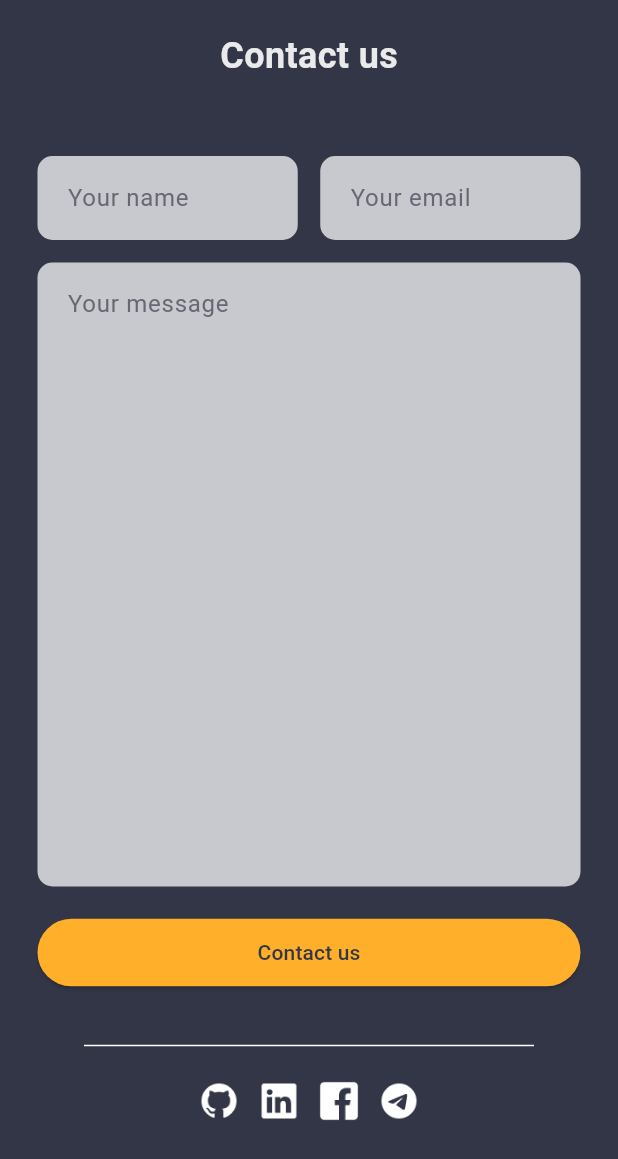
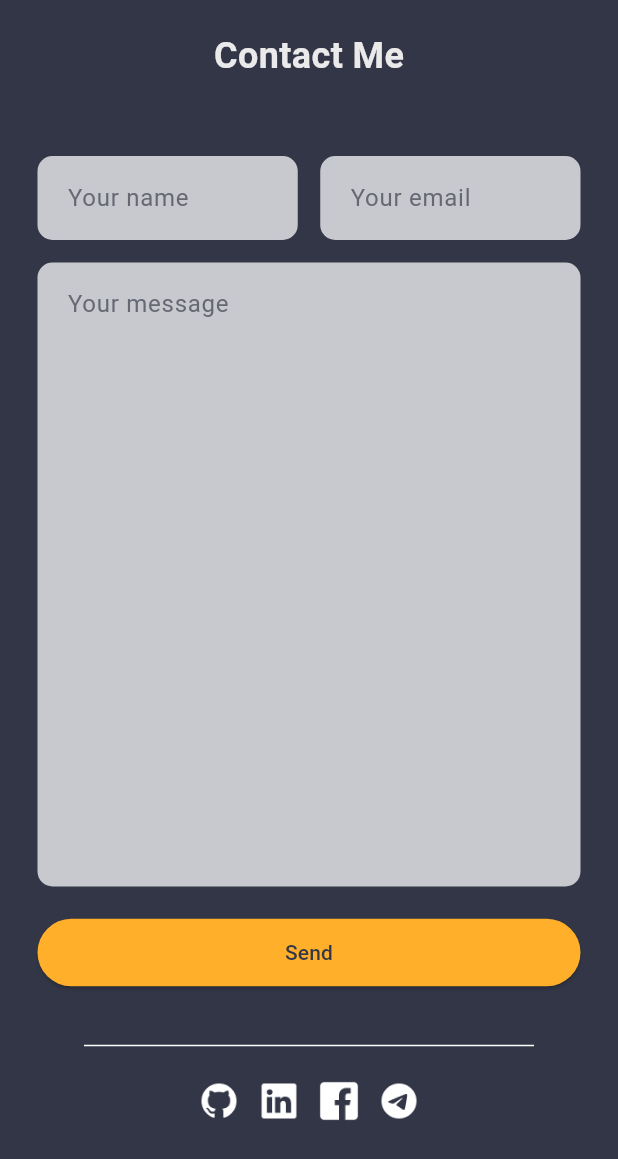
Before and after one commit to MohammadAssaf10/my_portfolio, a Flutter app: the WebContact widget shown alone on an empty page, opened directly, on a phone screen of 412 x 824 dp. Shown: the top 1159 px of the screen. Run offline on Flutter 3.47's test engine with Material 3 defaults, Android fonts, the phone set to English and light mode, and no system bars; our stand-ins replace auto_size_text, go_router.

Commit message:
web Contact

```diff
--- a/lib/ui/web/web_contact.dart
+++ b/lib/ui/web/web_contact.dart
@@ -18,7 +18,7 @@ class WebContact extends StatelessWidget {
         children: [
           // title
           Text(
-            "Contact us",
+            "Contact Me",
             style: TextStyle(
               fontWeight: FontWeight.bold,
               fontSize: 24,
@@ -64,7 +64,7 @@ class WebContact extends StatelessWidget {
               width: double.maxFinite,
               child: ElevatedButton(
                 onPressed: () {},
-                child: const Text("Contact us"),
+                child: const Text("Send"),
               ),
             ),
           ),
```
